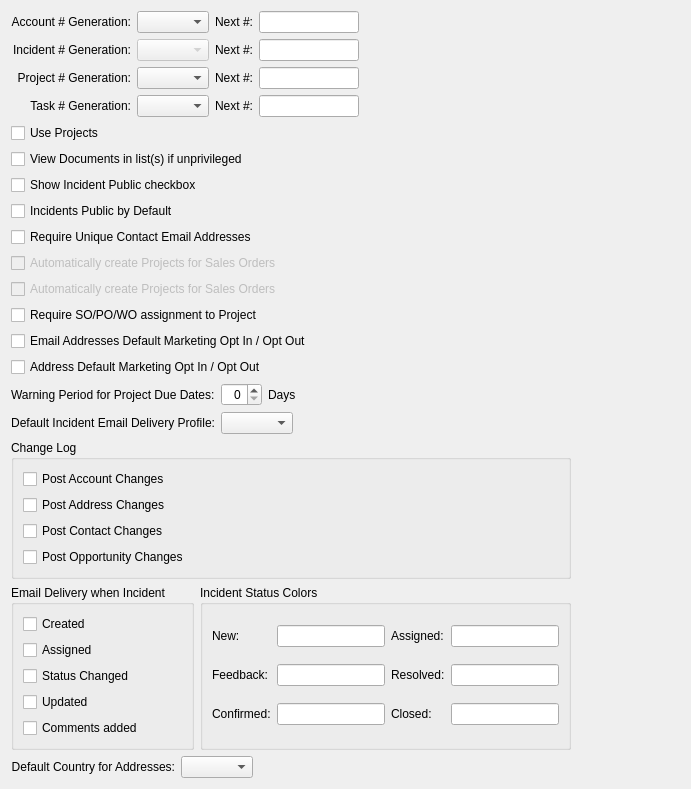
Before: the Qt Designer form guiclient/configureCRM.ui in interhawk/qt-client, drawn with Qt 5.
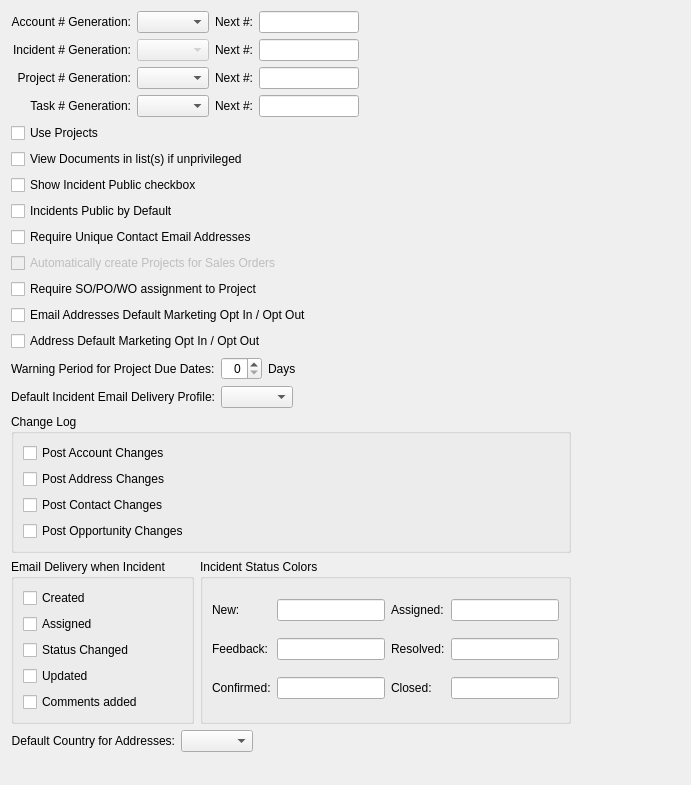
After: the same form once the commit is applied. Custom widgets are drawn as their Qt base class.

Commit message: Cleanup some bug/issues after 4.12 and tax merge into 5.0

The edit to the form file:
```diff
--- a/guiclient/configureCRM.ui
+++ b/guiclient/configureCRM.ui
@@ -285,16 +285,6 @@
              </property>
             </widget>
            </item>
-           <item>
-            <widget class="QCheckBox" name="_autoCreate">
-             <property name="enabled">
-              <bool>false</bool>
-             </property>
-             <property name="text">
-              <string>Automatically create Projects for Sales Orders</string>
-             </property>
-            </widget>
-           </item>
            <item>
             <widget class="QCheckBox" name="_requireProjectAssignment">
              <property name="toolTip">
```
The commit also changes 2 other files.
